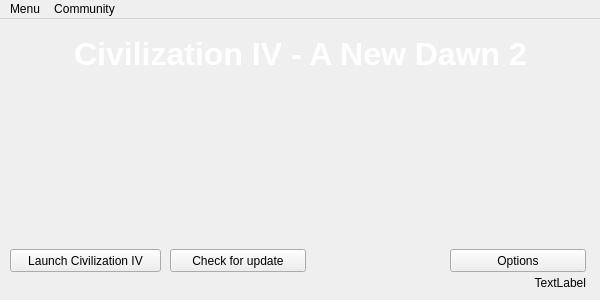
Old version of the form mainwindow.ui in the repository dbkblk/rand_launcher.
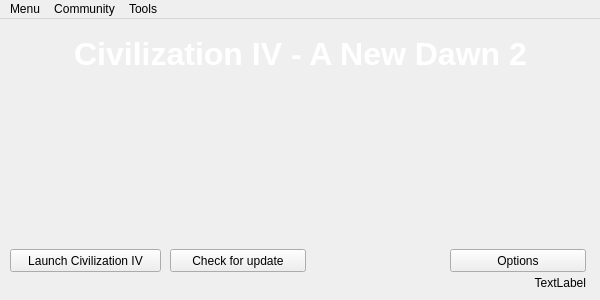
New version of the form.

```diff
--- a/mainwindow.ui
+++ b/mainwindow.ui
@@ -168,8 +168,15 @@
     <addaction name="actionAddon_More_music_forum"/>
     <addaction name="actionAbout_AND_Resurrection_team_forum"/>
    </widget>
+   <widget class="QMenu" name="menuTools">
+    <property name="title">
+     <string>Tools</string>
+    </property>
+    <addaction name="actionOpen_mod_folder"/>
+   </widget>
    <addaction name="menuCivilization_4_Rise_of_Mankind_A_New_Dawn_2_Launcher"/>
    <addaction name="menuCommunity"/>
+   <addaction name="menuTools"/>
   </widget>
   <action name="actionExit">
    <property name="text">
```
Left out of the diff: 5 changed lines with no effect on the pictures.
